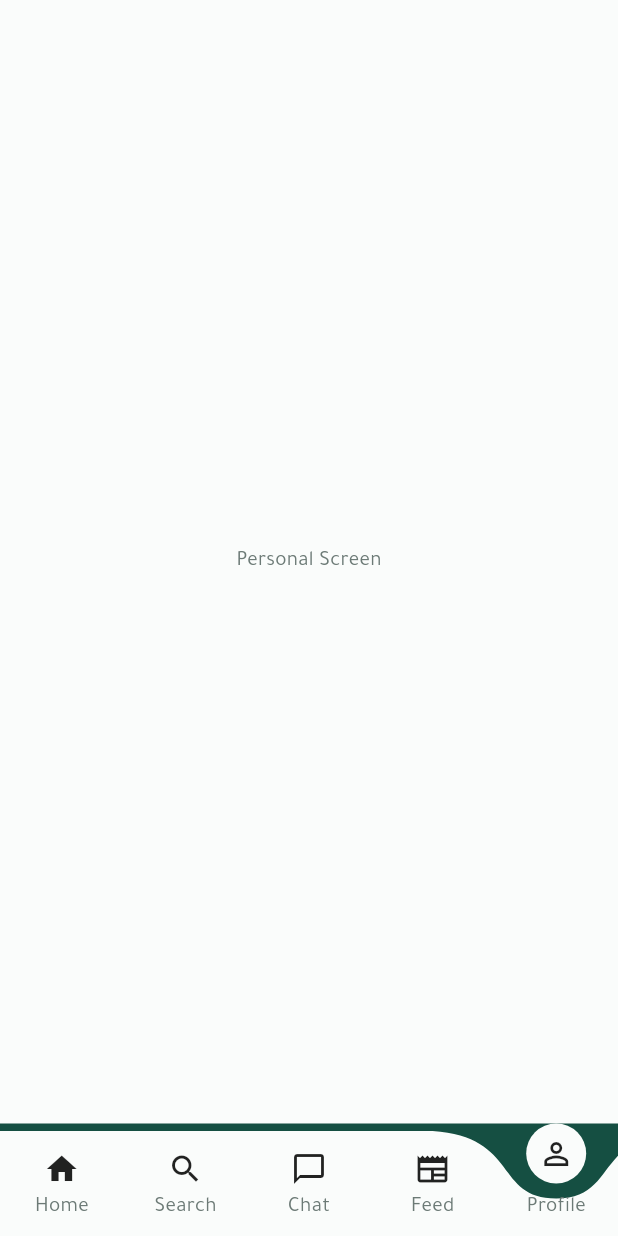
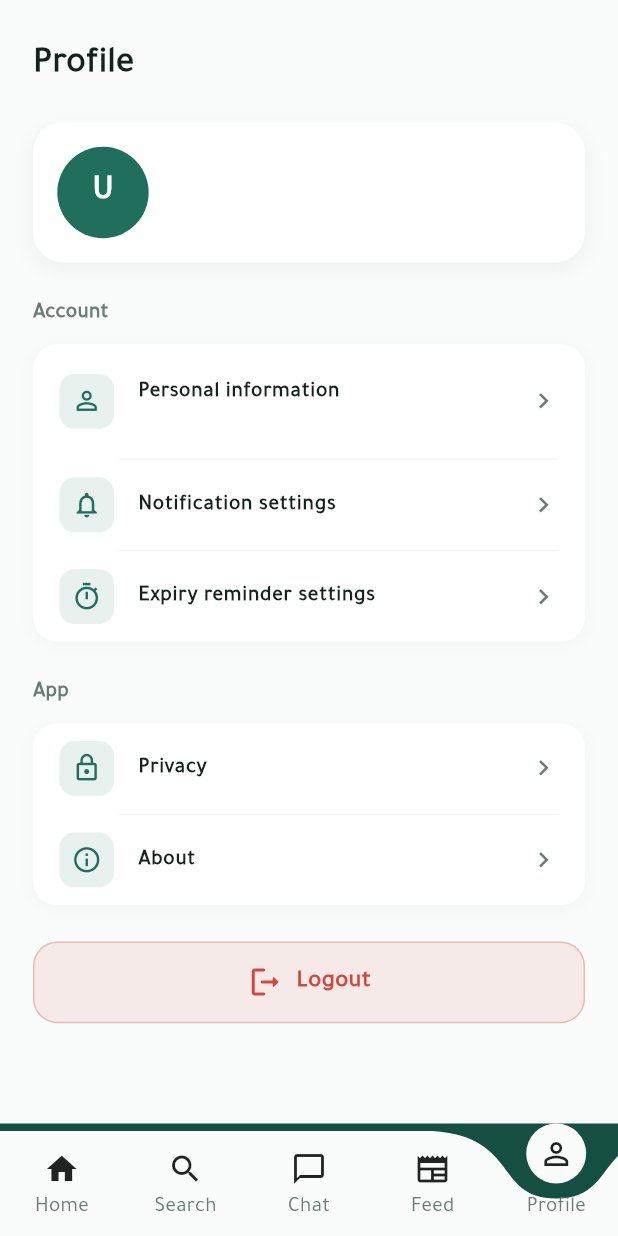
Before and after one commit to mahmoudhassanein5555/Medicine-Cabinet, a Flutter app: the CustomBottomNavBar screen opened directly, item 5 of the bottom bar chosen, on a phone screen of 412 x 824 dp. Run offline on Flutter 3.47's test engine with Material 3 defaults, Android fonts, the phone set to English and light mode, and no system bars; drawn by our look-alikes of curved_labeled_navigation_bar; our stand-ins replace cached_network_image, cloud_firestore, dartz, dio, firebase_auth, firebase_core and 12 more; accounts and stored records are empty.

Commit message:
feat: enhance authentication and user profile management with Firestore integration

```diff
--- a/lib/features/home/presentation/view/widgets/custom_bottom_nav_bar.dart
+++ b/lib/features/home/presentation/view/widgets/custom_bottom_nav_bar.dart
@@ -1,23 +1,32 @@
 import 'package:curved_labeled_navigation_bar/curved_navigation_bar.dart';
 import 'package:curved_labeled_navigation_bar/curved_navigation_bar_item.dart';
+import 'package:firebase_auth/firebase_auth.dart';
 import 'package:flutter/material.dart';
 import 'package:flutter_bloc/flutter_bloc.dart';
 import 'package:medicine_cabinet/core/constants/app_colors.dart';
 import 'package:medicine_cabinet/core/di/service_locator.dart';
 import 'package:medicine_cabinet/features/home/presentation/view/home_screen.dart';
+import 'package:medicine_cabinet/features/home/presentation/view/widgets/profile_tab_view.dart';
 import 'package:medicine_cabinet/features/home/presentation/view_model/home_cubit.dart';
 import 'package:medicine_cabinet/generated/l10n.dart';
 
 class CustomBottomNavBar extends StatefulWidget {
-  const CustomBottomNavBar({super.key});
+  final String? userId;
+  final String? householdId;
+
+  const CustomBottomNavBar({
+    super.key,
+    this.userId,
+    this.householdId,
+  });
 
   @override
   State<CustomBottomNavBar> createState() => _BottomNavBarState();
 }
 
 class _BottomNavBarState extends State<CustomBottomNavBar> {
-  final userId = "FlwarNVYFWM17QKlEnUm";
-  final householdId = "household123";
+  late final String effectiveUserId;
+  late final String effectiveHouseholdId;
   int _page = 0;
   final GlobalKey<CurvedNavigationBarState> _bottomNavigationKey = GlobalKey();
   late final List<Widget> _screens;
@@ -25,16 +34,24 @@ class _BottomNavBarState extends State<CustomBottomNavBar> {
   @override
   void initState() {
     super.initState();
+    effectiveUserId = widget.userId ??
+        FirebaseAuth.instance.currentUser?.uid ??
+        "FlwarNVYFWM17QKlEnUm";
+    effectiveHouseholdId = widget.householdId ?? effectiveUserId;
+
     _screens = [
       BlocProvider(
         lazy: false,
         create: (_) => getIt<HomeCubit>(),
-        child: HomeScreen(userId: userId, householdId: householdId),
+        child: HomeScreen(
+          userId: effectiveUserId,
+          householdId: effectiveHouseholdId,
+        ),
       ),
       const Center(child: Text('Search Screen')),
       const Center(child: Text('Chat Screen')),
       const Center(child: Text('Feed Screen')),
-      const Center(child: Text('Personal Screen')),
+      ProfileTabView(userId: effectiveUserId),
     ];
   }
 
--- a/lib/features/home/presentation/view/widgets/home_header_widget.dart
+++ b/lib/features/home/presentation/view/widgets/home_header_widget.dart
@@ -66,7 +66,9 @@ class HomeHeaderWidget extends StatelessWidget {
             ],
           ),
         ),
-        Container(
+        GestureDetector(
+          onTap: onMenuPressed,
+          child: Container(
             width: 48.r,
             height: 48.r,
             decoration: BoxDecoration(
@@ -106,6 +108,7 @@ class HomeHeaderWidget extends StatelessWidget {
                   )
                 : _buildInitial(),
           ),
+        ),
       ],
     );
   }
--- /dev/null
+++ b/lib/features/home/presentation/view/widgets/profile_tab_view.dart
@@ -0,0 +1,393 @@
+import 'package:firebase_auth/firebase_auth.dart';
+import 'package:flutter/material.dart';
+import 'package:flutter_bloc/flutter_bloc.dart';
+import 'package:flutter_screenutil/flutter_screenutil.dart';
+import 'package:medicine_cabinet/core/constants/app_colors.dart';
+import 'package:medicine_cabinet/core/di/service_locator.dart';
+import 'package:medicine_cabinet/features/auth/presentation/cubit/auth_cubit.dart';
+import 'package:medicine_cabinet/features/auth/presentation/views/login_screen.dart';
+import 'package:medicine_cabinet/generated/l10n.dart';
+
+class ProfileTabView extends StatelessWidget {
+  final String userId;
+
+  const ProfileTabView({super.key, required this.userId});
+
+  void _handleLogout(BuildContext context) {
+    final s = S.of(context);
+    final isDark = Theme.of(context).brightness == Brightness.dark;
+
+    showDialog(
+      context: context,
+      builder: (dialogContext) => AlertDialog(
+        backgroundColor:
+            isDark ? AppColors.surfaceDark : AppColors.surfaceLight,
+        shape: RoundedRectangleBorder(
+          borderRadius: BorderRadius.circular(20.r),
+        ),
+        title: Text(
+          s.profileAccountSection,
+          style: TextStyle(
+            fontWeight: FontWeight.bold,
+            color: isDark
+                ? AppColors.textPrimaryDark
+                : AppColors.textPrimaryLight,
+          ),
+        ),
+        content: Text(
+          s.errorSessionExpired.contains('?')
+              ? s.errorSessionExpired
+              : '${s.authLoginTitle} / Logout?',
+          style: TextStyle(
+            color: isDark
+                ? AppColors.textSecondaryDark
+                : AppColors.textSecondaryLight,
+          ),
+        ),
+        actions: [
+          TextButton(
+            onPressed: () => Navigator.pop(dialogContext),
+            child: Text(
+              s.commonCancel,
+              style: TextStyle(
+                color: isDark
+                    ? AppColors.textSecondaryDark
+                    : AppColors.textSecondaryLight,
+              ),
+            ),
+          ),
+          FilledButton(
+            style: FilledButton.styleFrom(
+              backgroundColor:
+                  isDark ? AppColors.errorDark : AppColors.errorLight,
+              shape: RoundedRectangleBorder(
+                borderRadius: BorderRadius.circular(12.r),
+              ),
+            ),
+            onPressed: () async {
+              Navigator.pop(dialogContext);
+              await getIt<AuthCubit>().logout();
+              if (context.mounted) {
+                Navigator.of(context).pushAndRemoveUntil(
+                  MaterialPageRoute(
+                    builder: (_) => BlocProvider(
+                      create: (_) => getIt<AuthCubit>(),
+                      child: const LoginScreen(),
+                    ),
+                  ),
+                  (route) => false,
+                );
+              }
+            },
+            child: const Text(
+              'Logout',
+              style: TextStyle(
+                color: Colors.white,
+                fontWeight: FontWeight.bold,
+              ),
+            ),
+          ),
+        ],
+      ),
+    );
+  }
+
+  @override
+  Widget build(BuildContext context) {
+    final s = S.of(context);
+    final theme = Theme.of(context);
+    final isDark = theme.brightness == Brightness.dark;
+    final errorColor = isDark ? AppColors.errorDark : AppColors.errorLight;
+    final currentUser = FirebaseAuth.instance.currentUser;
+
+    final displayName = currentUser?.displayName?.isNotEmpty == true
+        ? currentUser!.displayName!
+        : (currentUser?.email?.split('@').first ?? s.commonUser);
+    final email = currentUser?.email ?? '';
+
+    return Scaffold(
+      backgroundColor:
+          isDark ? AppColors.backgroundDark : AppColors.backgroundLight,
+      body: SafeArea(
+        child: ListView(
+          padding: EdgeInsets.symmetric(horizontal: 20.w, vertical: 16.h),
+          children: [
+            SizedBox(height: 10.h),
+            Text(
+              s.profileNavLabel,
+              style: TextStyle(
+                fontSize: 24.sp,
+                fontWeight: FontWeight.w800,
+                color: isDark
+                    ? AppColors.textPrimaryDark
+                    : AppColors.textPrimaryLight,
+              ),
+            ),
+            SizedBox(height: 20.h),
+
+            // Profile Header Card
+            Container(
+              padding: EdgeInsets.all(16.r),
+              decoration: BoxDecoration(
+                color:
+                    isDark ? AppColors.surfaceDark : AppColors.surfaceLight,
+                borderRadius: BorderRadius.circular(20.r),
+                boxShadow: [
+                  BoxShadow(
+                    color: Colors.black.withValues(alpha: isDark ? 0.2 : 0.05),
+                    blurRadius: 10,
+                    offset: const Offset(0, 4),
+                  ),
+                ],
+              ),
+              child: Row(
+                children: [
+                  CircleAvatar(
+                    radius: 30.r,
+                    backgroundColor: isDark
+                        ? AppColors.primaryDarkVariant
+                        : AppColors.primaryLight,
+                    backgroundImage: currentUser?.photoURL != null
+                        ? NetworkImage(currentUser!.photoURL!)
+                        : null,
+                    child: currentUser?.photoURL == null
+                        ? Text(
+                            displayName.isNotEmpty
+                                ? displayName[0].toUpperCase()
+                                : 'U',
+                            style: TextStyle(
+                              fontSize: 22.sp,
+                              fontWeight: FontWeight.bold,
+                              color: Colors.white,
+                            ),
+                          )
+                        : null,
+                  ),
+                  SizedBox(width: 16.w),
+                  Expanded(
+                    child: Column(
+                      crossAxisAlignment: CrossAxisAlignment.start,
+                      children: [
+                        Text(
+                          displayName,
+                          style: TextStyle(
+                            fontSize: 18.sp,
+                            fontWeight: FontWeight.w700,
+                            color: isDark
+                                ? AppColors.textPrimaryDark
+                                : AppColors.textPrimaryLight,
+                          ),
+                        ),
+                        SizedBox(height: 4.h),
+                        Text(
+                          email,
+                          style: TextStyle(
+                            fontSize: 13.sp,
+                            color: isDark
+                                ? AppColors.textSecondaryDark
+                                : AppColors.textSecondaryLight,
+                          ),
+                          maxLines: 1,
+                          overflow: TextOverflow.ellipsis,
+                        ),
+                      ],
+                    ),
+                  ),
+                ],
+              ),
+            ),
+
+            SizedBox(height: 24.h),
+
+            // Section 1: Account Settings
+            _buildSectionHeader(context, s.profileAccountSection),
+            SizedBox(height: 10.h),
+            _buildSettingsCard(
+              context,
+              children: [
+                _buildTile(
+                  context,
+                  icon: Icons.person_outline,
+                  title: s.profilePersonalInformation,
+                  subtitle: displayName,
+                ),
+                _buildDivider(context),
+                _buildTile(
+                  context,
+                  icon: Icons.notifications_none_outlined,
+                  title: s.profileNotificationSettings,
+                ),
+                _buildDivider(context),
+                _buildTile(
+                  context,
+                  icon: Icons.timer_outlined,
+                  title: s.profileExpiryReminderSettings,
+                ),
+              ],
+            ),
+
+            SizedBox(height: 24.h),
+
+            // Section 2: App & Privacy
+            _buildSectionHeader(context, s.profileAppSection),
+            SizedBox(height: 10.h),
+            _buildSettingsCard(
+              context,
+              children: [
+                _buildTile(
+                  context,
+                  icon: Icons.lock_outline,
+                  title: s.profilePrivacy,
+                ),
+                _buildDivider(context),
+                _buildTile(
+                  context,
+                  icon: Icons.info_outline,
+                  title: s.profileAbout,
+                ),
+              ],
+            ),
+
+            SizedBox(height: 24.h),
+
+            // Logout Button
+            InkWell(
+              onTap: () => _handleLogout(context),
+              borderRadius: BorderRadius.circular(16.r),
+              child: Container(
+                padding: EdgeInsets.symmetric(vertical: 14.h),
+                decoration: BoxDecoration(
+                  color: errorColor.withValues(alpha: 0.1),
+                  borderRadius: BorderRadius.circular(16.r),
+                  border: Border.all(
+                    color: errorColor.withValues(alpha: 0.3),
+                  ),
+                ),
+                child: Row(
+                  mainAxisAlignment: MainAxisAlignment.center,
+                  children: [
+                    Icon(
+                      Icons.logout_rounded,
+                      color: errorColor,
+                    ),
+                    SizedBox(width: 8.w),
+                    Text(
+                      'Logout',
+                      style: TextStyle(
+                        fontSize: 16.sp,
+                        fontWeight: FontWeight.bold,
+                        color: errorColor,
+                      ),
+                    ),
+                  ],
+                ),
+              ),
+            ),
+            SizedBox(height: 30.h),
+          ],
+        ),
+      ),
+    );
+  }
+
+  Widget _buildSectionHeader(BuildContext context, String title) {
+    final isDark = Theme.of(context).brightness == Brightness.dark;
+    return Text(
+      title,
+      style: TextStyle(
+        fontSize: 14.sp,
+        fontWeight: FontWeight.w600,
+        color: isDark
+            ? AppColors.textSecondaryDark
+            : AppColors.textSecondaryLight,
+      ),
+    );
+  }
+
+  Widget _buildSettingsCard(
+    BuildContext context, {
+    required List<Widget> children,
+  }) {
+    final isDark = Theme.of(context).brightness == Brightness.dark;
+    return Container(
+      decoration: BoxDecoration(
+        color: isDark ? AppColors.surfaceDark : AppColors.surfaceLight,
+        borderRadius: BorderRadius.circular(16.r),
+        boxShadow: [
+          BoxShadow(
+            color: Colors.black.withValues(alpha: isDark ? 0.15 : 0.03),
+            blurRadius: 8,
+            offset: const Offset(0, 2),
+          ),
+        ],
+      ),
+      child: Column(children: children),
+    );
+  }
+
+  Widget _buildTile(
+    BuildContext context, {
+    required IconData icon,
+    required String title,
+    String? subtitle,
+    VoidCallback? onTap,
+  }) {
+    final isDark = Theme.of(context).brightness == Brightness.dark;
+    return ListTile(
+      contentPadding: EdgeInsets.symmetric(horizontal: 16.w, vertical: 2.h),
+      leading: Container(
+        padding: EdgeInsets.all(8.r),
+        decoration: BoxDecoration(
+          color: (isDark ? AppColors.primaryDark : AppColors.primaryLight)
+              .withValues(alpha: 0.1),
+          borderRadius: BorderRadius.circular(10.r),
+        ),
+        child: Icon(
+          icon,
+          size: 20.r,
+          color: isDark ? AppColors.primaryDark : AppColors.primaryLight,
+        ),
+      ),
+      title: Text(
+        title,
+        style: TextStyle(
+          fontSize: 14.sp,
+          fontWeight: FontWeight.w600,
+          color: isDark
+              ? AppColors.textPrimaryDark
+              : AppColors.textPrimaryLight,
+        ),
+      ),
+      subtitle: subtitle != null
+          ? Text(
+              subtitle,
+              style: TextStyle(
+                fontSize: 12.sp,
+                color: isDark
+                    ? AppColors.textSecondaryDark
+                    : AppColors.textSecondaryLight,
+              ),
+            )
+          : null,
+      trailing: Icon(
+        Icons.chevron_right,
+        size: 20.r,
+        color: isDark
+            ? AppColors.textSecondaryDark
+            : AppColors.textSecondaryLight,
+      ),
+      onTap: onTap,
+    );
+  }
+
+  Widget _buildDivider(BuildContext context) {
+    final isDark = Theme.of(context).brightness == Brightness.dark;
+    return Divider(
+      height: 1,
+      thickness: 0.5,
+      indent: 52.w,
+      endIndent: 16.w,
+      color: isDark ? const Color(0xFF263330) : const Color(0xFFE5EDE9),
+    );
+  }
+}
--- a/lib/l10n/intl_ar.arb
+++ b/lib/l10n/intl_ar.arb
@@ -26,7 +26,7 @@
   "commonExpiringSoon": "ينتهي قريباً",
   "commonExpiringShort": "ينتهي قريباً",
   "commonLow": "منخفض",
-  "commonLowStock": "مخزون منخفض",
+  "commonLowStock": "المخزون المنتهي",
   "commonExpired": "منتهي الصلاحية",
   "commonTryAgain": "حدث خطأ ما، يرجى المحاولة مرة أخرى.",
   "commonUser": "المستخدم",
--- a/lib/l10n/intl_en.arb
+++ b/lib/l10n/intl_en.arb
@@ -26,7 +26,7 @@
   "commonExpiringSoon": "Expiring soon",
   "commonExpiringShort": "Expiring",
   "commonLow": "Low",
-  "commonLowStock": "Low stock",
+  "commonLowStock": "Ended stock",
   "commonExpired": "Expired",
   "commonTryAgain": "Something went wrong, please try again.",
   "commonUser": "User",
```
Also changed, not shown: lib/features/auth/data/datasources/auth_remote_datasource_imp.dart (+30 -4 lines), lib/features/auth/presentation/views/login_screen.dart (+12 -23 lines), lib/features/auth/presentation/views/register_screen.dart (+11 -5 lines), lib/features/home/data/data_source/home_data_source_imp.dart (+22 -1 lines), lib/main.dart (+15 -0 lines), lib/generated/intl/messages_ar.dart, lib/generated/intl/messages_en.dart, lib/generated/l10n.dart. Lines whose indentation alone changed are shown as unchanged.
